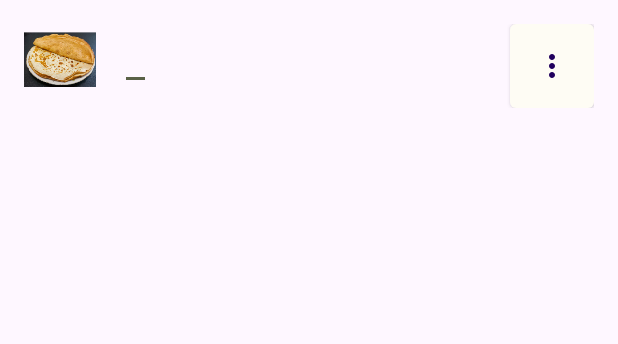
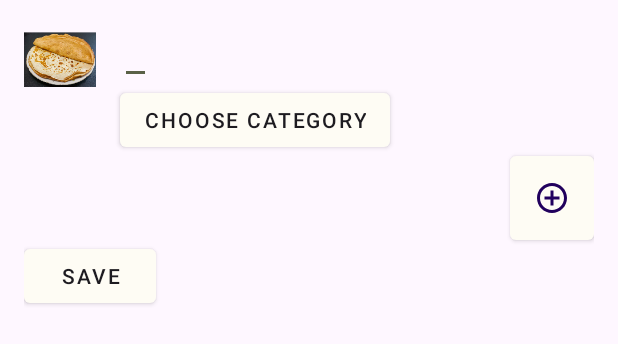
Before and after one commit to aloytech/nerecipe, an Android app: the layout recipe_edit.xml on its own in the app's theme, with its tools: preview values and no code run, on a phone screen of 412 x 824 dp. Shown: the top 344 px of the screen. Run offline under Robolectric (Android 15) with nearby library versions, the phone set to English and light mode, and no system bars.

Commit message:
Edit recipe fragment added. As draft variant, without some widgets

```diff
--- a/app/src/main/java/ru/netology/nerecipe/FeedFragment.kt
+++ b/app/src/main/java/ru/netology/nerecipe/FeedFragment.kt
@@ -48,9 +48,9 @@ class FeedFragment : Fragment() {
 
             override fun onEditItem(id:Int) {
                 viewModel.edit(id)
-
-
-
+                findNavController().navigate(R.id.action_feedFragment_to_editRecipe,
+                Bundle().apply
+                 {recipeIdArg = id  })
             }
 
             override fun onShowRecipe(id: Int) {
--- a/app/src/main/java/ru/netology/nerecipe/ShowRecipeFull.kt
+++ b/app/src/main/java/ru/netology/nerecipe/ShowRecipeFull.kt
@@ -58,7 +58,7 @@ class ShowRecipeFull : Fragment() {
                 })
             recipeNameView.text = recipe.name
             likeButton.text = recipe.likesToString()
-            likeButton.isChecked = false
+            likeButton.isChecked = viewModel.likedByMe(id, getCurrentUserId())
             val listAdapter =
                 ArrayAdapter(this.root.context, android.R.layout.simple_list_item_1, recipe.stages)
             stagesListView.adapter = listAdapter
--- /dev/null
+++ b/app/src/main/res/drawable/ic_baseline_favorite_24.xml
@@ -0,0 +1,5 @@
+<vector android:height="24dp" android:tint="#FF0000"
+    android:viewportHeight="24" android:viewportWidth="24"
+    android:width="24dp" xmlns:android="http://schemas.android.com/apk/res/android">
+    <path android:fillColor="@android:color/white" android:pathData="M12,21.35l-1.45,-1.32C5.4,15.36 2,12.28 2,8.5 2,5.42 4.42,3 7.5,3c1.74,0 3.41,0.81 4.5,2.09C13.09,3.81 14.76,3 16.5,3 19.58,3 22,5.42 22,8.5c0,3.78 -3.4,6.86 -8.55,11.54L12,21.35z"/>
+</vector>
--- a/app/src/main/res/layout/recipe_edit.xml
+++ b/app/src/main/res/layout/recipe_edit.xml
@@ -26,10 +26,24 @@
         android:ellipsize="end"
         android:singleLine="true"
         android:textSize="@dimen/common_text_size"
-        app:layout_constraintBottom_toBottomOf="@id/serving_view"
+
         app:layout_constraintStart_toEndOf="@id/serving_view"
         app:layout_constraintTop_toTopOf="@id/serving_view"
         tools:text="@sample/recipes.json/recipes/name" />
+
+    <com.google.android.material.button.MaterialButton
+        android:id="@+id/category_button"
+        style="@style/Widget.AppTheme.MenuButton"
+        android:layout_width="wrap_content"
+        android:layout_height="wrap_content"
+        android:contentDescription="@string/category_button"
+        android:text="@string/category_button"
+        android:visibility="visible"
+        app:layout_constraintStart_toStartOf="@id/recipe_name_edit"
+        app:layout_constraintTop_toBottomOf="@id/recipe_name_edit"
+        />
+
+
 
 
     <androidx.constraintlayout.widget.Barrier
@@ -38,20 +52,19 @@
         android:layout_height="wrap_content"
         app:barrierDirection="end"
         app:barrierMargin="@dimen/common_spacing"
-        app:constraint_referenced_ids="recipe_name_edit" />
-
+        app:constraint_referenced_ids="recipe_name_edit,category_button" />
 
     <com.google.android.material.floatingactionbutton.FloatingActionButton
-        android:id="@+id/menu_button"
+        android:id="@+id/add_stage_button"
         style="@style/Widget.AppTheme.MenuButton"
         android:layout_width="wrap_content"
         android:layout_height="wrap_content"
         android:contentDescription="@string/show_menu"
         android:visibility="visible"
-        app:fabSize="mini"
+        app:fabSize="normal"
         app:layout_constraintEnd_toEndOf="parent"
-        app:layout_constraintTop_toTopOf="parent"
-        app:srcCompat="@drawable/ic_round_more_vert_24" />
+        app:layout_constraintTop_toTopOf="@id/short_barrier"
+        app:srcCompat="@drawable/ic_baseline_add_circle_outline_48" />
 
 
 
@@ -60,12 +73,22 @@
         android:layout_width="match_parent"
         android:layout_height="wrap_content"
         app:barrierDirection="bottom"
-        app:constraint_referenced_ids="recipe_name_edit,serving_view"/>
-    <FrameLayout
+        app:constraint_referenced_ids="recipe_name_edit,serving_view,category_button"/>
+    <androidx.recyclerview.widget.RecyclerView
         android:id="@+id/stages"
         android:layout_width="match_parent"
-        android:layout_height="match_parent"
-        app:layout_constraintTop_toBottomOf="@id/serving_barrier"/>
+        android:layout_height="wrap_content"
+        app:layout_constraintTop_toBottomOf="@id/add_stage_button"/>
 
-
+    <com.google.android.material.button.MaterialButton
+        android:id="@+id/save_button"
+        style="@style/Widget.AppTheme.MenuButton"
+        android:layout_width="wrap_content"
+        android:layout_height="wrap_content"
+        android:contentDescription="@string/save_button"
+        android:text="@string/save_button"
+        android:visibility="visible"
+        app:layout_constraintStart_toStartOf="parent"
+        app:layout_constraintTop_toBottomOf="@id/stages"
+        />
 </androidx.constraintlayout.widget.ConstraintLayout>
--- a/app/src/main/res/layout/recipe_short.xml
+++ b/app/src/main/res/layout/recipe_short.xml
@@ -99,7 +99,7 @@
         android:checkable="true"
         android:contentDescription="@string/like_button"
         android:visibility="visible"
-        app:icon="@drawable/ic_round_favorite_border_24"
+        app:icon="@drawable/ic_favorite_24dp"
         app:layout_constraintStart_toEndOf="@id/serving_barrier"
         tools:checked="true"
 
--- a/app/src/main/res/values/strings.xml
+++ b/app/src/main/res/values/strings.xml
@@ -11,14 +11,16 @@
     <string name="remove">remove</string>
     <string name="edit">edit</string>
     <string name="like_button">Toggle to add to favorites</string>
+    <string name="category_button">choose category</string>
+    <string name="save_button">SAVE</string>
     <!--Categories -->
-    <string name="european">European</string>
+    <string name="europian">Europian</string>
     <string name="asian">Asian</string>
-    <string name="panasian">Pan-Asian</string>
+    <string name="panasian">Pan-asian</string>
     <string name="eastern">Eastern</string>
     <string name="american">American</string>
     <string name="russian">Russian</string>
-    <string name="mideterranean">Mideterranian</string>
+    <string name="mediterranian">Mediterranean</string>
 
     <string name="lorem_ipsum">
         First line.\n\n
```
Also changed, not shown: app/src/main/java/ru/netology/nerecipe/EditRecipe.kt (+39 -19 lines), app/src/main/res/drawable/ic_favorite_24dp.xml (added, +10 -0 lines), app/src/main/res/layout/recipe_full.xml (+15 -4 lines), app/src/main/res/menu/menu_categories.xml (added, +24 -0 lines), app/src/main/res/navigation/nav_main.xml (+18 -0 lines), 1 other file.
